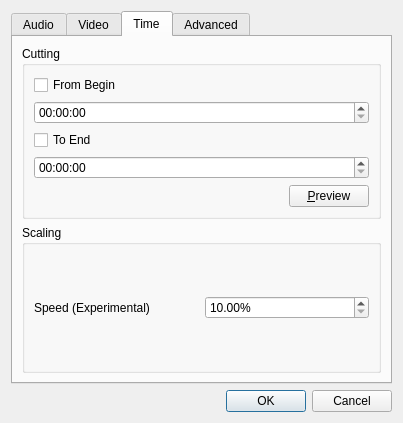
qwinff/qwinff, file src/ui/conversionparameterdialog.ui: the form before one commit.
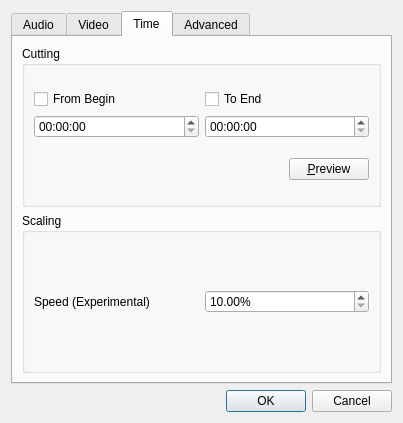
The form after the commit. The open tabs and pages were chosen to show the change.

Commit message: ConversionParameterDialog: change time control layout.

What changed in the file:
```diff
--- a/src/ui/conversionparameterdialog.ui
+++ b/src/ui/conversionparameterdialog.ui
@@ -371,6 +371,10 @@
              <layout class="QVBoxLayout" name="layoutTimeSel"/>
             </item>
             <item>
+             <layout class="QHBoxLayout" name="horizontalLayout_13">
+              <item>
+               <layout class="QVBoxLayout" name="verticalLayout_12">
+                <item>
              <widget class="QCheckBox" name="chkFromBegin">
               <property name="text">
                <string>From Begin</string>
@@ -387,6 +391,10 @@
               </property>
              </widget>
             </item>
+               </layout>
+              </item>
+              <item>
+               <layout class="QVBoxLayout" name="verticalLayout_13">
             <item>
              <widget class="QCheckBox" name="chkToEnd">
               <property name="text">
@@ -403,6 +411,10 @@
                <string notr="true">hh:mm:ss</string>
               </property>
              </widget>
+                </item>
+               </layout>
+              </item>
+             </layout>
             </item>
             <item>
              <layout class="QHBoxLayout" name="horizontalLayout_3">
```
Left out of the diff: 2 changed lines with no effect on the pictures. Lines whose indentation alone changed are shown as unchanged.
